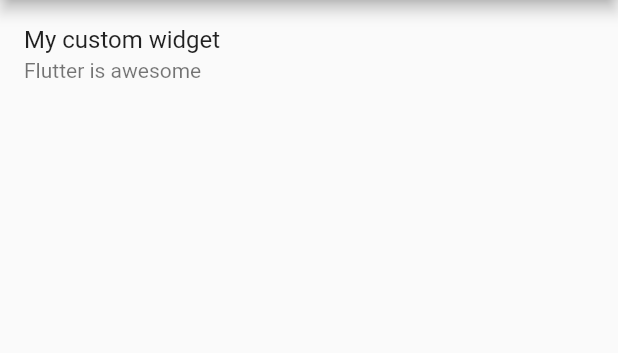
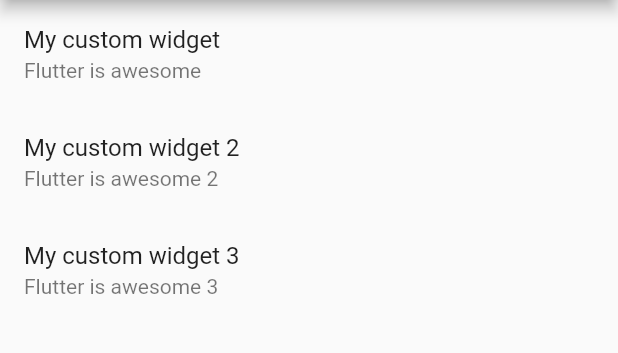
Before and after one commit to wiktoriasobczyk/htd_academy_flutter_introduction, a Flutter app: the screen it shows after launch, on a phone screen of 412 x 824 dp, the part 84-437 px from its top. Run offline on Flutter 3.47's test engine with Material 2 defaults, Android fonts, the light colour scheme and no system bars.

Commit message:
create model class for elements, render listview content, conditional rendering

```diff
--- a/lib/screens/my_home_page/my_home_page.dart
+++ b/lib/screens/my_home_page/my_home_page.dart
@@ -1,5 +1,15 @@
 import 'package:flutter/material.dart';
 import 'package:flutter_academy/screens/my_home_page/widgets/my_first_widget.dart';
+
+class ListElement {
+  final String title;
+  final String subtitle;
+
+  ListElement(
+    this.title,
+    this.subtitle,
+  );
+}
 
 class MyHomePage extends StatefulWidget {
   const MyHomePage({Key? key, required this.title}) : super(key: key);
@@ -11,6 +21,18 @@
 }
 
 class _MyHomePageState extends State<MyHomePage> {
+  final List<ListElement> elements = [];
+
+  @override
+  void initState() {
+    elements.addAll([
+      ListElement('My custom widget', 'Flutter is awesome'),
+      ListElement('My custom widget 2', 'Flutter is awesome 2'),
+      ListElement('My custom widget 3', 'Flutter is awesome 3'),
+    ]);
+    super.initState();
+  }
+
   @override
   Widget build(BuildContext context) {
     return Scaffold(
@@ -18,11 +40,9 @@
         title: Text(widget.title),
       ),
       body: ListView(
-        children: const [
-          MyFistWidget(
-            title: 'My custom widget',
-            subtitle: 'Flutter is awesome',
-          ),
+        children: [
+          for (final element in elements)
+            MyFistWidget(title: element.title, subtitle: element.subtitle)
         ],
       ),
     );
```
